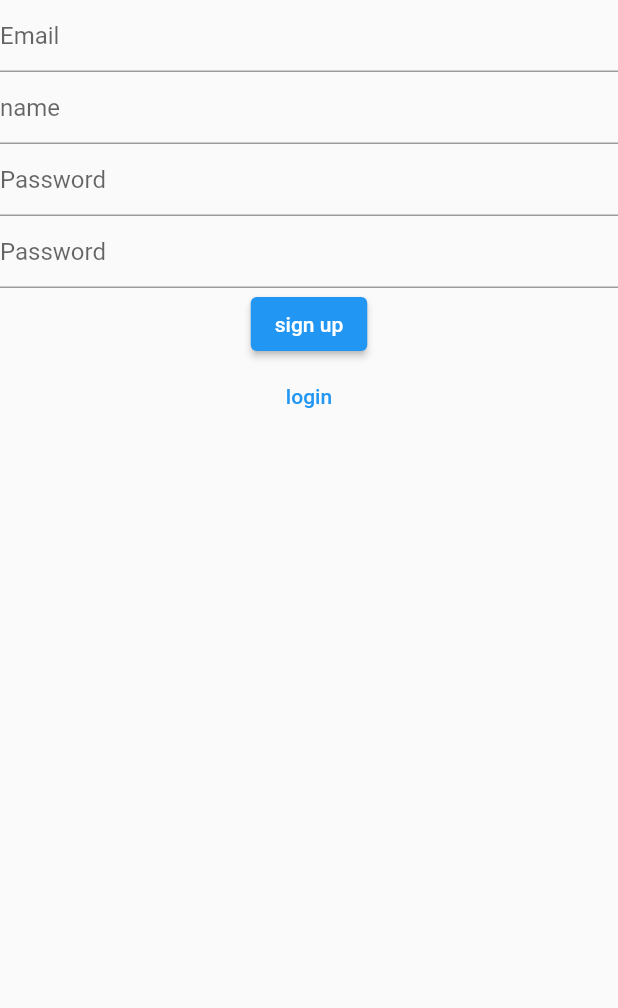
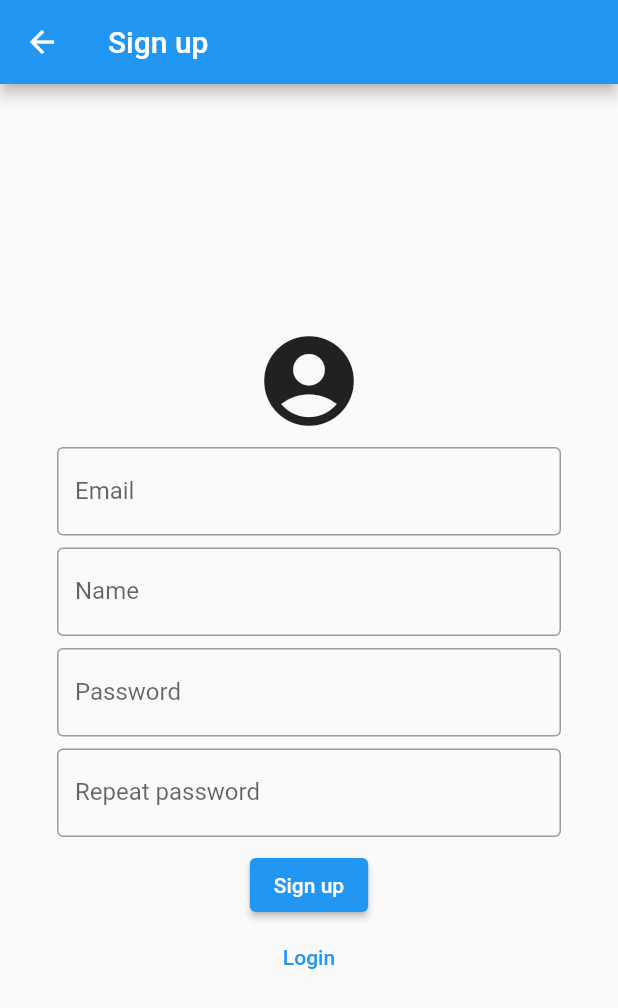
Before and after one commit to OlyNet/olydorfapp, a Flutter app: the SignUpView screen opened by its route, on a phone screen of 412 x 824 dp. Shown: the top 1008 px of the screen. Run offline on Flutter 3.47's test engine with Material 2 defaults, Android fonts, the phone set to English and light mode, and no system bars; our stand-ins replace appwrite, hooks_riverpod, introduction_screen; network calls fail.

Commit message:
improve design

```diff
--- a/lib/views/auth/sign_up_view.dart
+++ b/lib/views/auth/sign_up_view.dart
@@ -17,48 +17,89 @@ class SignUpView extends HookConsumerWidget {
   @override
   Widget build(BuildContext context, WidgetRef ref) {
     return Scaffold(
-      appBar: AppBar(toolbarHeight: 0),
+      appBar: AppBar(
+        title: const Text("Sign up"),
+      ),
       body: Form(
           key: _formKey,
+          child: Center(
+            child: SingleChildScrollView(
+              child: Padding(
+                padding: const EdgeInsets.all(38.0),
                 child: Column(
                   children: [
+                    const Icon(
+                      Icons.account_circle,
+                      size: 72,
+                    ),
+                    const SizedBox(
+                      height: 8,
+                    ),
                     TextFormField(
                       controller: _emailController,
                       keyboardType: TextInputType.emailAddress,
-                decoration: const InputDecoration(hintText: "Email"),
+                      decoration: const InputDecoration(
+                        hintText: "example@email.com",
+                        labelText: "Email",
+                        border: OutlineInputBorder(),
+                      ),
                       validator: (text) {
                         if (text!.isEmpty || !text.contains('@')) {
                           return "Invalid email";
                         }
                       },
                     ),
+                    const SizedBox(
+                      height: 8,
+                    ),
                     TextFormField(
                       controller: _nameController,
-                decoration: const InputDecoration(hintText: "name"),
+                      decoration: const InputDecoration(
+                        hintText: "Your Name",
+                        labelText: "Name",
+                        border: OutlineInputBorder(),
+                      ),
                       validator: (text) {
                         if (text!.isEmpty || text.length < 3) {
                           return "name too short (min 3)";
                         }
                       },
                     ),
+                    const SizedBox(
+                      height: 8,
+                    ),
                     TextFormField(
                       controller: _passwordController,
                       obscureText: true,
-                decoration: const InputDecoration(hintText: "Password"),
+                      decoration: const InputDecoration(
+                        labelText: "Password",
+                        hintText: "********",
+                        border: OutlineInputBorder(),
+                      ),
                       validator: (text) {
                         if (text!.isEmpty || text.length < 8) {
                           return "Passwort too short (min 8)";
                         }
                       },
                     ),
+                    const SizedBox(
+                      height: 8,
+                    ),
                     TextFormField(
                       obscureText: true,
-                decoration: const InputDecoration(hintText: "Password"),
+                      decoration: const InputDecoration(
+                        labelText: "Repeat password",
+                        hintText: "********",
+                        border: OutlineInputBorder(),
+                      ),
                       validator: (text) {
                         if (text != _passwordController.text) {
                           return "Passwords don't match";
                         }
                       },
+                    ),
+                    const SizedBox(
+                      height: 8,
                     ),
                     _loading
                         ? const Center(child: CircularProgressIndicator())
@@ -76,12 +117,15 @@ class SignUpView extends HookConsumerWidget {
                                   );
                               _loading = false;
                             }),
-                      child: const Text("sign up")),
+                            child: const Text("Sign up")),
                     TextButton(
-                  onPressed: () =>
-                      Navigator.of(context).pushReplacementNamed(Routes.login),
-                  child: const Text('login'))
+                        onPressed: () => Navigator.of(context)
+                            .pushReplacementNamed(Routes.login),
+                        child: const Text('Login'))
                   ],
+                ),
+              ),
+            ),
           )),
     );
   }
```
Also changed, not shown: lib/views/auth/login_view.dart (+42 -10 lines). Lines whose indentation alone changed are shown as unchanged.
